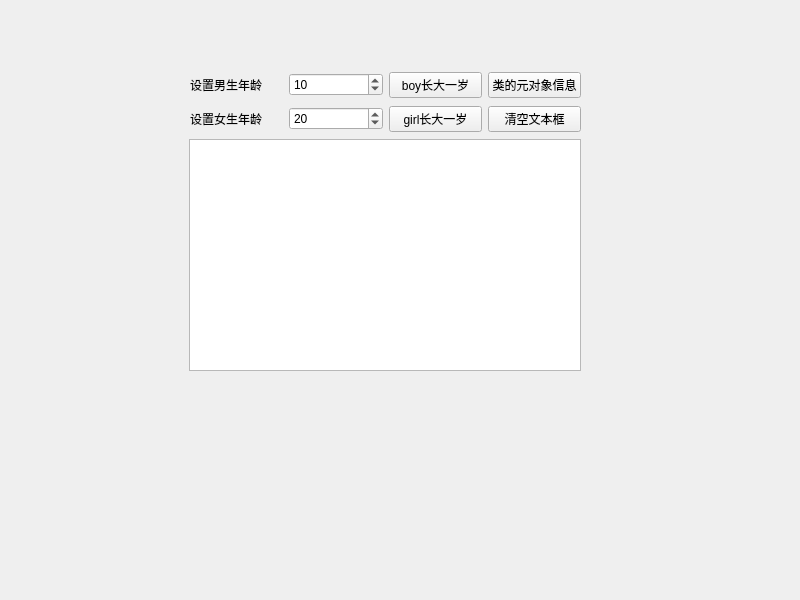
Before: the Qt Designer form Qt5.9.9/MetaObjectTest/qmetaobjecttest.ui in chenbei97/myLeetCode, drawn with Qt 5.
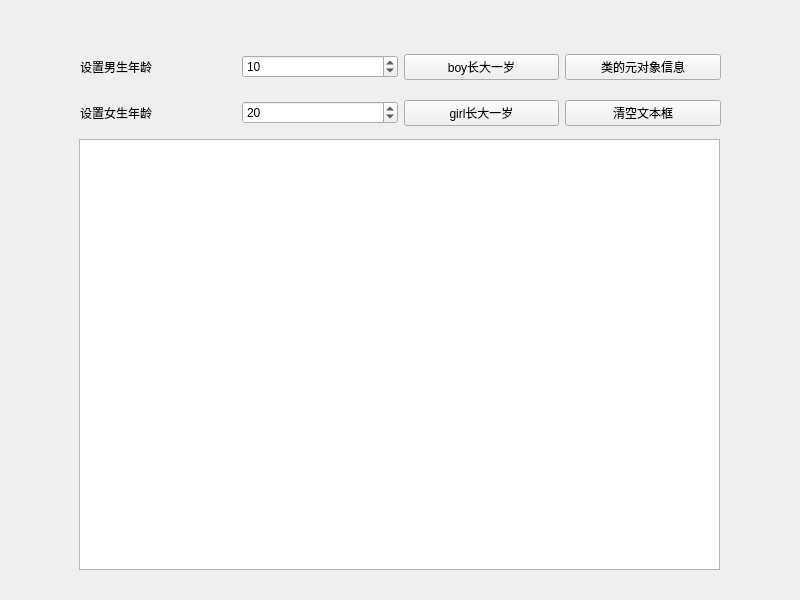
After: the same form once the commit is applied.

The edit to the form file:
```diff
--- a/Qt5.9.9/MetaObjectTest/qmetaobjecttest.ui
+++ b/Qt5.9.9/MetaObjectTest/qmetaobjecttest.ui
@@ -16,10 +16,10 @@
   <widget class="QWidget" name="layoutWidget">
    <property name="geometry">
     <rect>
-     <x>190</x>
-     <y>70</y>
-     <width>391</width>
-     <height>64</height>
+     <x>80</x>
+     <y>40</y>
+     <width>641</width>
+     <height>101</height>
     </rect>
    </property>
    <layout class="QGridLayout" name="gridLayout">
@@ -93,10 +93,10 @@
   <widget class="QPlainTextEdit" name="textEdit">
    <property name="geometry">
     <rect>
-     <x>189</x>
+     <x>79</x>
      <y>139</y>
-     <width>392</width>
-     <height>232</height>
+     <width>641</width>
+     <height>431</height>
     </rect>
    </property>
   </widget>
```
